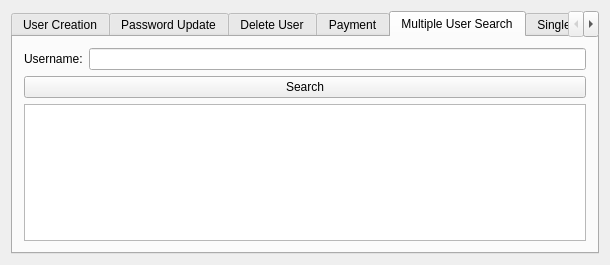
The window that NetworkRequest/apiform.ui (CodexVII/Qt) describes before a commit, drawn with Qt 5.
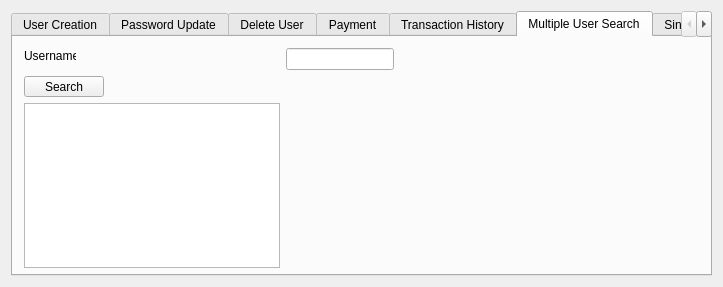
The same window after the commit. The open tabs and pages were chosen to show the change.

Commit message: Payment service support + Table Widget for payment

What changed in the file:
```diff
--- a/NetworkRequest/apiform.ui
+++ b/NetworkRequest/apiform.ui
@@ -6,8 +6,8 @@
    <rect>
     <x>0</x>
     <y>0</y>
-    <width>610</width>
-    <height>265</height>
+    <width>723</width>
+    <height>287</height>
    </rect>
   </property>
   <property name="windowTitle">
@@ -257,44 +257,116 @@
        </item>
       </layout>
      </widget>
+     <widget class="QWidget" name="tab_7">
+      <attribute name="title">
+       <string>Transaction History</string>
+      </attribute>
+      <layout class="QGridLayout" name="gridLayout_3">
+       <item row="0" column="0">
+        <widget class="QLabel" name="label_12">
+         <property name="text">
+          <string>Username:</string>
+         </property>
+        </widget>
+       </item>
+       <item row="0" column="1">
+        <widget class="QLineEdit" name="getTransactionHistory_username">
+         <property name="text">
+          <string/>
+         </property>
+        </widget>
+       </item>
+       <item row="1" column="0" colspan="2">
+        <widget class="QPushButton" name="getTransactionHistory">
+         <property name="text">
+          <string>Search</string>
+         </property>
+        </widget>
+       </item>
+       <item row="2" column="0" colspan="2">
+        <widget class="QTableWidget" name="tableWidget">
+         <property name="frameShadow">
+          <enum>QFrame::Plain</enum>
+         </property>
+         <column>
+          <property name="text">
+           <string>Id</string>
+          </property>
+         </column>
+         <column>
+          <property name="text">
+           <string>Timestamp</string>
+          </property>
+         </column>
+         <column>
+          <property name="text">
+           <string>Receiver</string>
+          </property>
+         </column>
+         <column>
+          <property name="text">
+           <string>Sender</string>
+          </property>
+         </column>
+         <column>
+          <property name="text">
+           <string>Amount</string>
+          </property>
+         </column>
+        </widget>
+       </item>
+      </layout>
+     </widget>
      <widget class="QWidget" name="tab_5">
       <attribute name="title">
        <string>Multiple User Search</string>
       </attribute>
-      <layout class="QGridLayout" name="gridLayout_6">
-       <item row="0" column="0">
-        <layout class="QVBoxLayout" name="verticalLayout_6">
-         <item>
-          <layout class="QFormLayout" name="formLayout_6">
-           <item row="0" column="0">
-            <widget class="QLabel" name="label_11">
-             <property name="text">
-              <string>Username:</string>
-             </property>
-            </widget>
-           </item>
-           <item row="0" column="1">
-            <widget class="QLineEdit" name="multipleUserSearch_username"/>
-           </item>
-           <item row="1" column="0" colspan="2">
-            <widget class="QPushButton" name="multipleUserSearch">
-             <property name="text">
-              <string>Search</string>
-             </property>
-            </widget>
-           </item>
-          </layout>
-         </item>
-         <item>
-          <widget class="QTextBrowser" name="multipleUserSearch_output">
-           <property name="enabled">
-            <bool>true</bool>
-           </property>
-          </widget>
-         </item>
-        </layout>
-       </item>
-      </layout>
+      <widget class="QLabel" name="label_11">
+       <property name="geometry">
+        <rect>
+         <x>11</x>
+         <y>11</y>
+         <width>52</width>
+         <height>16</height>
+        </rect>
+       </property>
+       <property name="text">
+        <string>Username:</string>
+       </property>
+      </widget>
+      <widget class="QLineEdit" name="multipleUserSearch_username">
+       <property name="geometry">
+        <rect>
+         <x>273</x>
+         <y>11</y>
+         <width>108</width>
+         <height>22</height>
+        </rect>
+       </property>
+      </widget>
+      <widget class="QPushButton" name="multipleUserSearch">
+       <property name="geometry">
+        <rect>
+         <x>11</x>
+         <y>39</y>
+         <width>80</width>
+         <height>21</height>
+        </rect>
+       </property>
+       <property name="text">
+        <string>Search</string>
+       </property>
+      </widget>
+      <widget class="QTableWidget" name="tableWidget_2">
+       <property name="geometry">
+        <rect>
+         <x>11</x>
+         <y>66</y>
+         <width>256</width>
+         <height>165</height>
+        </rect>
+       </property>
+      </widget>
      </widget>
      <widget class="QWidget" name="tab_6">
       <attribute name="title">
```
Left out of the diff: 2 changed lines with no effect on the pictures. The commit also changes 94 other files.
